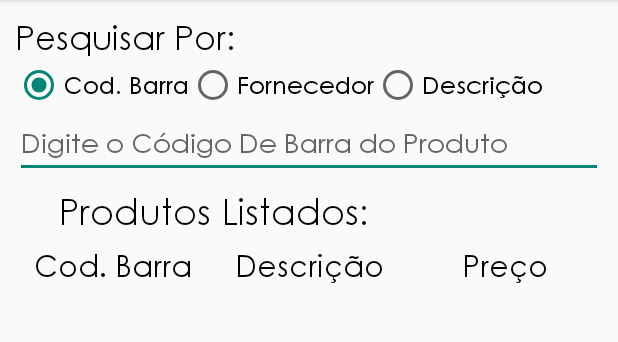
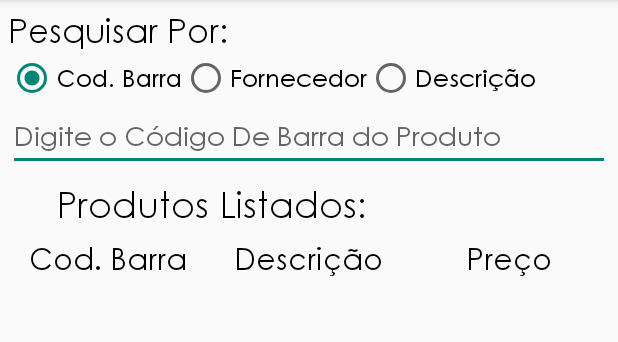
Before and after one commit to jfpsb/Contador, an Android app: the fragment PesquisaContagemProduto shown on its own in the app's theme, on a phone screen of 412 x 824 dp, the part 84-426 px from its top. Run offline under Robolectric (Android 15) with nearby library versions, the phone set to English and light mode, and no system bars; 2 statements that could not run were skipped.

Commit message:
TableLayout em pesquisa de loja e produto

```diff
--- a/app/src/main/res/layout/fragment_pesquisar_produto.xml
+++ b/app/src/main/res/layout/fragment_pesquisar_produto.xml
@@ -2,119 +2,127 @@
     xmlns:tools="http://schemas.android.com/tools"
     android:layout_width="match_parent"
     android:layout_height="match_parent"
+    android:layout_margin="5dip"
     android:orientation="vertical"
-    android:layout_margin="10dip"
-    tools:context="com.vandamodaintima.jfpsb.contador.tela.manager.produto.PesquisarProduto" >
+    tools:context="com.vandamodaintima.jfpsb.contador.tela.manager.produto.PesquisarProduto">
+
+    <TableLayout
+        android:layout_width="match_parent"
+        android:layout_height="match_parent">
+
+        <TableRow>
 
             <TextView
                 android:layout_width="match_parent"
                 android:layout_height="wrap_content"
+                android:layout_weight="1"
                 android:text="Pesquisar Por:"
-        android:textSize="22dp"
-        android:textColor="#000000"/>
+                android:textColor="#000000"
+                android:textSize="22sp" />
+        </TableRow>
+
+        <TableRow>
 
             <RadioGroup
+                android:id="@+id/radioGroupOpcao"
                 android:layout_width="match_parent"
                 android:layout_height="wrap_content"
-        android:id="@+id/radioGroupOpcao"
                 android:orientation="horizontal">
 
                 <RadioButton
+                    android:id="@+id/rbCodBarra"
                     android:layout_width="wrap_content"
                     android:layout_height="wrap_content"
-            android:id="@+id/rbCodBarra"
+                    android:checked="true"
                     android:text="Cod. Barra"
-            android:checked="true"
                     android:textSize="16dp" />
 
                 <RadioButton
+                    android:id="@+id/rbFornecedor"
                     android:layout_width="wrap_content"
                     android:layout_height="wrap_content"
-            android:id="@+id/rbFornecedor"
                     android:text="Fornecedor"
                     android:textSize="16dp" />
 
                 <RadioButton
+                    android:id="@+id/rbDescricao"
                     android:layout_width="wrap_content"
                     android:layout_height="wrap_content"
-            android:id="@+id/rbDescricao"
                     android:text="Descrição"
                     android:textSize="16dp" />
+            </RadioGroup>
+        </TableRow>
 
-    </RadioGroup>
+        <TableRow>
 
             <EditText
+                android:id="@+id/txtPesquisaProduto"
                 android:layout_width="match_parent"
                 android:layout_height="wrap_content"
-        android:id="@+id/txtPesquisaProduto"
-        android:inputType="number"
-        android:hint="@string/hintRadioButtonCodBarra"/>
+                android:layout_weight="1"
+                android:hint="@string/hintRadioButtonCodBarra"
+                android:inputType="number" />
+        </TableRow>
 
-    <LinearLayout
-        android:layout_width="match_parent"
-        android:layout_height="wrap_content"
-        android:orientation="horizontal"
-        android:weightSum="3">
+        <TableRow>
 
             <TextView
                 android:layout_width="0dp"
                 android:layout_height="wrap_content"
-            android:textSize="24dp"
-            android:text="Produtos Listados:"
-            android:textColor="#000000"
                 android:layout_margin="5dip"
                 android:layout_weight="2"
-            android:textAlignment="center"/>
+                android:text="Produtos Listados:"
+                android:textAlignment="center"
+                android:textColor="#000000"
+                android:textSize="24dp" />
+
+            <TextView
+                android:id="@+id/txtQuantProdutosCadastrados"
+                android:layout_width="0dp"
+                android:layout_height="match_parent"
+                android:layout_weight="1"
+                android:textAlignment="center"
+                android:textColor="#000000"
+                android:textSize="24dp" />
+        </TableRow>
+
+        <TableRow>
 
             <TextView
                 android:layout_width="0dp"
-            android:layout_height="match_parent"
-            android:id="@+id/txtQuantProdutosCadastrados"
+                android:layout_height="wrap_content"
+                android:layout_weight="1"
+                android:text="Cod. Barra"
+                android:textAlignment="center"
                 android:textColor="#000000"
-            android:textSize="24dp"
-            android:layout_weight="1"
-            android:textAlignment="center"/>
+                android:textSize="20dp" />
 
-
-    </LinearLayout>
-
-    <LinearLayout
-        android:layout_width="match_parent"
-        android:layout_height="wrap_content"
-        android:orientation="horizontal"
-        android:weightSum="3">
             <TextView
                 android:layout_width="0dp"
                 android:layout_height="wrap_content"
-            android:text="Cod. Barra"
-            android:textSize="20dp"
+                android:layout_weight="1"
+                android:text="Descrição"
+                android:textAlignment="center"
                 android:textColor="#000000"
-            android:layout_weight="1"
-            android:textAlignment="center"/>
+                android:textSize="20dp" />
+
             <TextView
                 android:layout_width="0dp"
                 android:layout_height="wrap_content"
-            android:text="Descrição"
-            android:textSize="20dp"
+                android:layout_weight="1"
+                android:text="Preço"
+                android:textAlignment="center"
                 android:textColor="#000000"
-            android:layout_weight="1"
-            android:textAlignment="center"/>
-        <TextView
-            android:layout_width="0dp"
-            android:layout_height="wrap_content"
-            android:text="Preço"
-            android:textSize="20dp"
-            android:textColor="#000000"
-            android:layout_weight="1"
-            android:textAlignment="center"/>
+                android:textSize="20dp" />
+        </TableRow>
 
-    </LinearLayout>
+        <TableRow>
 
             <ListView
+                android:id="@+id/listViewProduto"
                 android:layout_width="match_parent"
                 android:layout_height="wrap_content"
-        android:id="@+id/listViewProduto"
-        android:layout_margin="5dip">
-    </ListView>
-
+                android:layout_weight="1"></ListView>
+        </TableRow>
+    </TableLayout>
 </LinearLayout>
```
Also changed, not shown: app/src/main/java/com/vandamodaintima/jfpsb/contador/tela/manager/produto/AlterarDeletarProduto.java (+12 -16 lines), app/src/main/res/layout/fragment_pesquisar_loja.xml (+39 -21 lines). Lines whose indentation alone changed are shown as unchanged.
